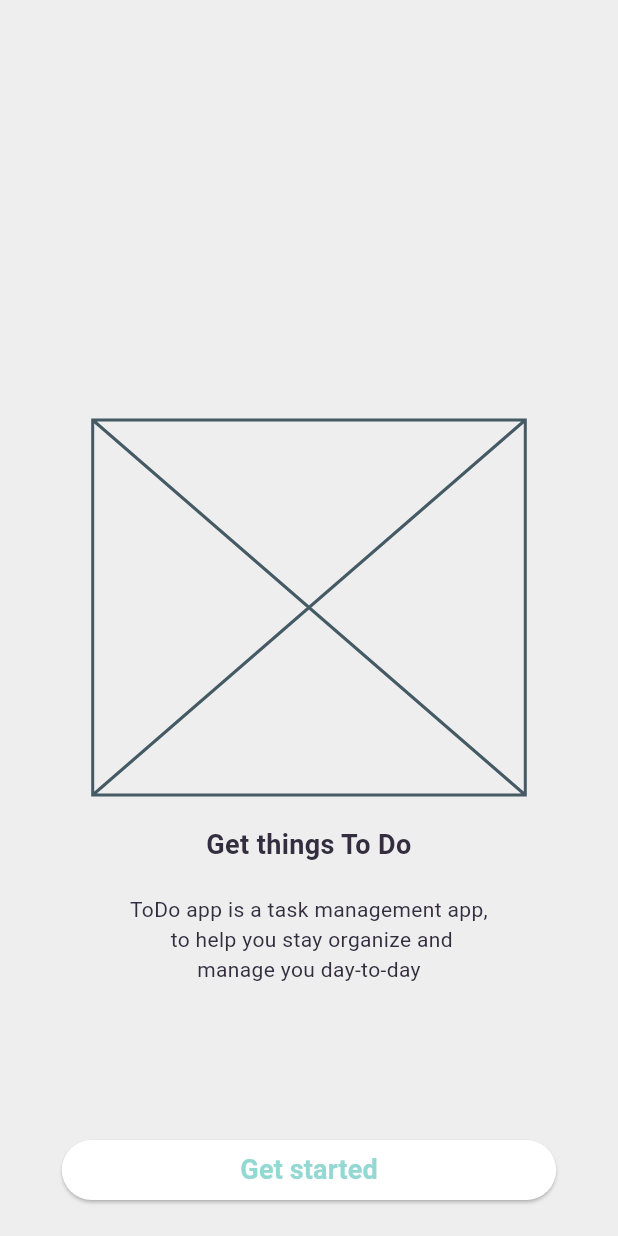
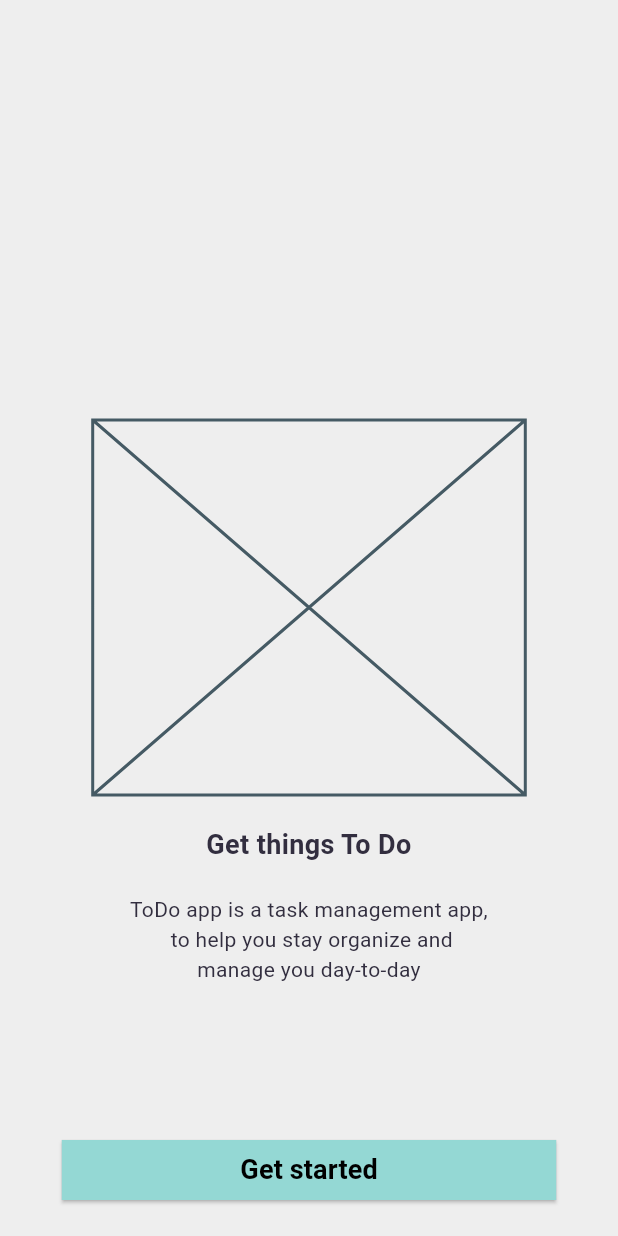
Before and after one commit to CristovoXDGM/offline_first_note_app, a Flutter app: the screen it shows after launch, on a phone screen of 412 x 824 dp. Run offline on Flutter 3.47's test engine with Material 2 defaults, Android fonts, the phone set to English and light mode, and no system bars; our stand-ins replace connectivity_plus, flutter_modular, internet_connection_checker, result_dart, sqflite; missing offline and left inert: uno; accounts and stored records are empty.

Commit message:
style: adjust elevated button theme

```diff
--- a/lib/app/module/connectivity_check/data/adapters/todo_entity_adapter.dart
+++ b/lib/app/module/connectivity_check/data/adapters/todo_entity_adapter.dart
@@ -10,10 +10,6 @@ class TodoEntityAdapter {
     );
   }
 
-  bool coonvertToBool(value) {
-    return value == 0 ? false : true;
-  }
-
   static Map<String, dynamic> toMap(ToDoEntity todos) {
     return {
       'id': todos.id,
--- a/lib/app/module/connectivity_check/ui/pages/welcome_page.dart
+++ b/lib/app/module/connectivity_check/ui/pages/welcome_page.dart
@@ -22,7 +22,7 @@ class _WelcomePageState extends State<WelcomePage> {
             SizedBox(
               width: size.width * 0.7,
               height: 250,
-              child: Placeholder(),
+              child: const Placeholder(),
             ),
             const SizedBox(
               height: 20,
@@ -50,7 +50,8 @@ class _WelcomePageState extends State<WelcomePage> {
                 },
                 child: const Text(
                   'Get started',
-                  style: TextStyle(fontWeight: FontWeight.bold, fontSize: 18),
+                  style: TextStyle(
+                      fontWeight: FontWeight.bold, fontSize: 18, color: Colors.black),
                 ),
               ),
             ),
--- a/lib/app/module/connectivity_check/ui/themes.dart
+++ b/lib/app/module/connectivity_check/ui/themes.dart
@@ -6,11 +6,22 @@ class SimpleTheme {
         colorScheme: simpleLightScheme(),
         useMaterial3: true,
         checkboxTheme: customCheckBox,
+        elevatedButtonTheme: elevatedButtonTheme,
         scaffoldBackgroundColor: simpleLightScheme().background);
   }
 
-  ElevatedButtonThemeData get elevatedButtonTheme =>
-      const ElevatedButtonThemeData(style: ButtonStyle());
+  ElevatedButtonThemeData get elevatedButtonTheme => ElevatedButtonThemeData(
+        style: ButtonStyle(
+          backgroundColor: MaterialStateProperty.all(
+            simpleLightScheme().primary,
+          ),
+          shape: const MaterialStatePropertyAll(
+            RoundedRectangleBorder(
+              borderRadius: BorderRadius.zero,
+            ),
+          ),
+        ),
+      );
 
   CheckboxThemeData get customCheckBox => CheckboxThemeData(
         side: BorderSide(
```
